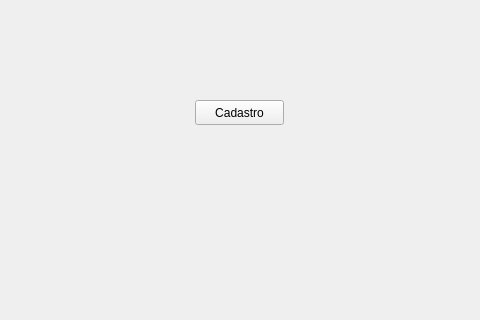
The window that qt6/src/janelainicial.ui (lamarckf/cuidesys) describes before a commit, drawn with Qt 5; both pictures show x 105 to 585 and y 0 to 320 of the 800 by 600 pixel window.
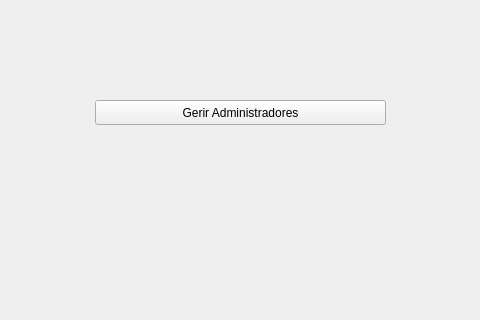
The same window after the commit.

```diff
--- a/qt6/src/janelainicial.ui
+++ b/qt6/src/janelainicial.ui
@@ -17,14 +17,14 @@
    <widget class="QPushButton" name="bt_Cadasto">
     <property name="geometry">
      <rect>
-      <x>300</x>
+      <x>200</x>
       <y>100</y>
-      <width>89</width>
+      <width>291</width>
       <height>25</height>
      </rect>
     </property>
     <property name="text">
-     <string>Cadastro</string>
+     <string>Gerir Administradores</string>
     </property>
    </widget>
    <widget class="QPushButton" name="bt_logout">
```
Left out of the diff: 2 changed lines with no effect on the pictures.
